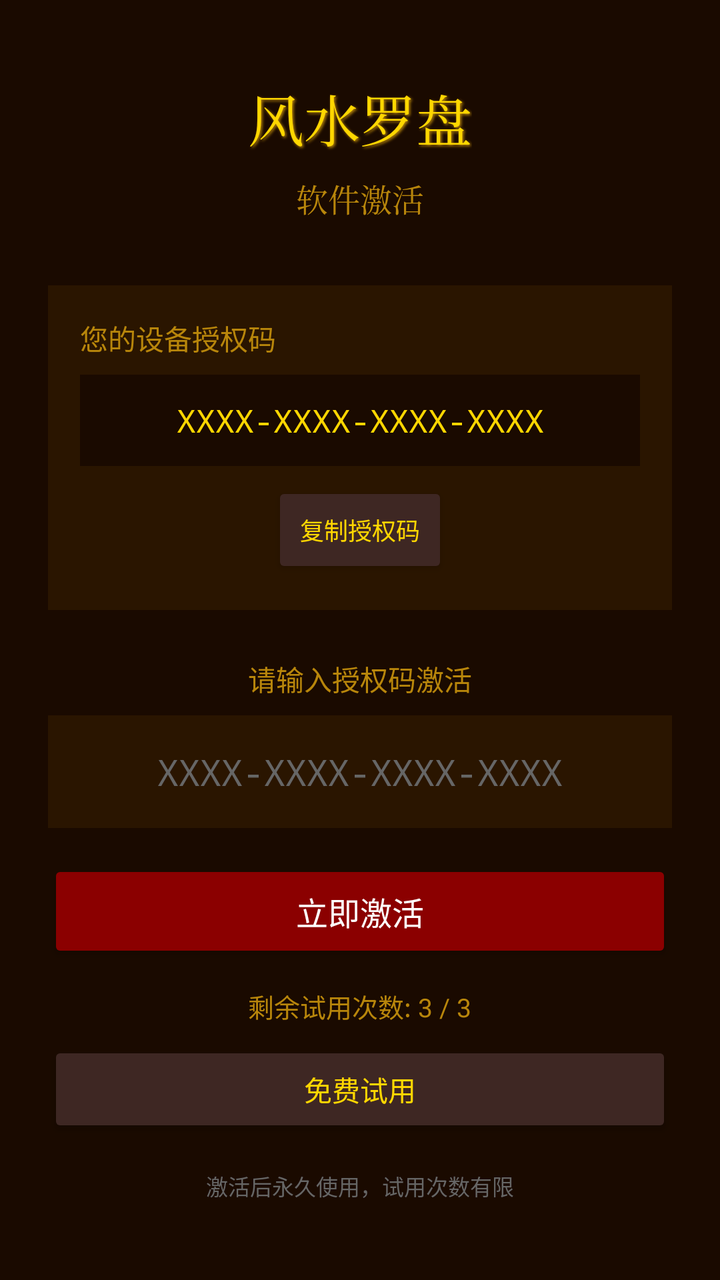
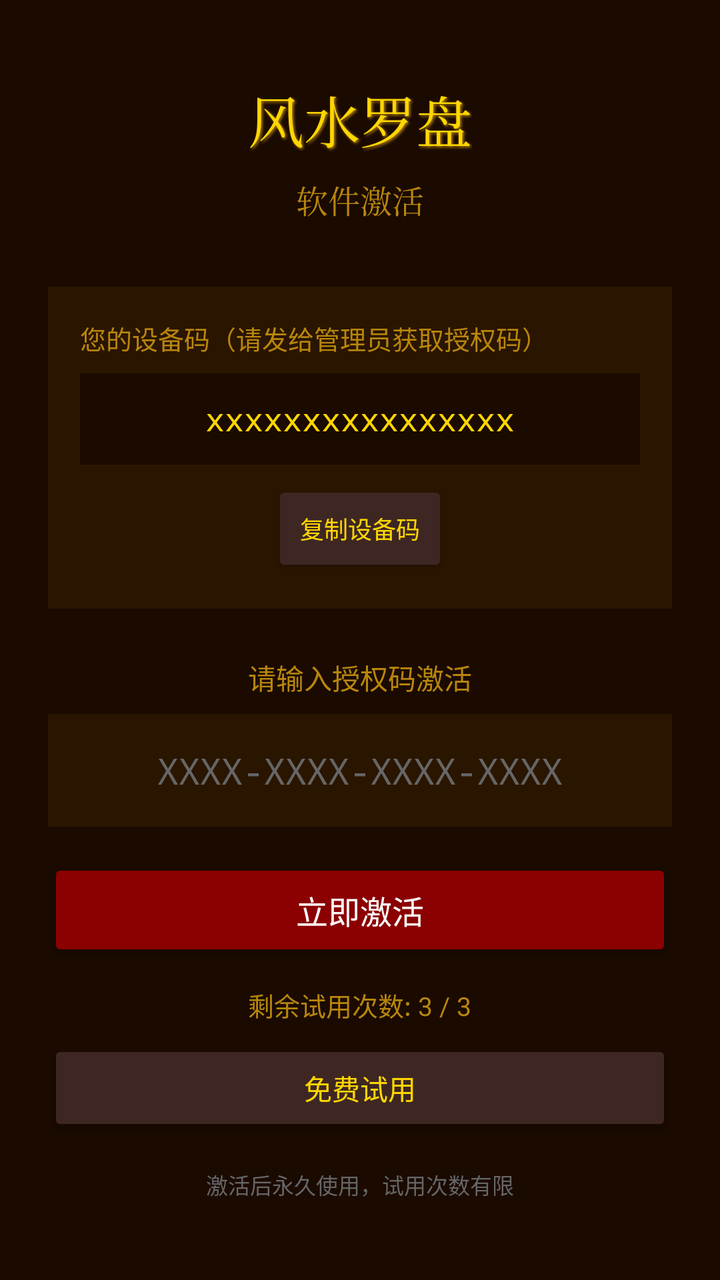

The first picture is an Android layout as it rendered before a commit; the second is the same layout after the commit. The layout source and the unified diff follow.
<!-- AndroidManifest.xml: application theme AppTheme -->
<!-- res/layout/activity_activate.xml -->
<?xml version="1.0" encoding="utf-8"?>
<LinearLayout xmlns:android="http://schemas.android.com/apk/res/android"
    android:layout_width="match_parent"
    android:layout_height="match_parent"
    android:orientation="vertical"
    android:background="@color/bgColor"
    android:gravity="center"
    android:padding="24dp">

    <TextView
        android:layout_width="wrap_content"
        android:layout_height="wrap_content"
        android:text="风水罗盘"
        android:textColor="@color/gold"
        android:textSize="28sp"
        android:fontFamily="serif"
        android:layout_marginBottom="8dp"
        android:shadowColor="@color/darkGold"
        android:shadowDx="2"
        android:shadowDy="2"
        android:shadowRadius="3" />

    <TextView
        android:layout_width="wrap_content"
        android:layout_height="wrap_content"
        android:text="软件激活"
        android:textColor="@color/darkGold"
        android:textSize="16sp"
        android:fontFamily="serif"
        android:layout_marginBottom="32dp" />

    <LinearLayout
        android:layout_width="match_parent"
        android:layout_height="wrap_content"
        android:orientation="vertical"
        android:background="#2A1500"
        android:padding="16dp"
        android:layout_marginBottom="24dp">

        <TextView
            android:layout_width="wrap_content"
            android:layout_height="wrap_content"
            android:text="您的设备授权码"
            android:textColor="@color/darkGold"
            android:textSize="14sp"
            android:layout_marginBottom="8dp" />

        <TextView
            android:id="@+id/deviceIdText"
            android:layout_width="match_parent"
            android:layout_height="wrap_content"
            android:text="XXXX-XXXX-XXXX-XXXX"
            android:textColor="@color/gold"
            android:textSize="16sp"
            android:fontFamily="monospace"
            android:gravity="center"
            android:padding="12dp"
            android:background="#1A0A00"
            android:layout_marginBottom="8dp" />

        <Button
            android:id="@+id/copyDeviceIdButton"
            android:layout_width="wrap_content"
            android:layout_height="wrap_content"
            android:text="复制授权码"
            android:textColor="@color/gold"
            android:backgroundTint="#3E2723"
            android:layout_gravity="center"
            android:textSize="12sp" />

    </LinearLayout>

    <TextView
        android:layout_width="wrap_content"
        android:layout_height="wrap_content"
        android:text="请输入授权码激活"
        android:textColor="@color/darkGold"
        android:textSize="14sp"
        android:layout_marginBottom="8dp" />

    <EditText
        android:id="@+id/licenseInput"
        android:layout_width="match_parent"
        android:layout_height="wrap_content"
        android:hint="XXXX-XXXX-XXXX-XXXX"
        android:textColor="@color/gold"
        android:textColorHint="#666666"
        android:background="#2A1500"
        android:padding="16dp"
        android:textSize="18sp"
        android:fontFamily="monospace"
        android:gravity="center"
        android:inputType="textCapCharacters|textNoSuggestions"
        android:maxLength="19"
        android:layout_marginBottom="16dp" />

    <Button
        android:id="@+id/activateButton"
        android:layout_width="match_parent"
        android:layout_height="wrap_content"
        android:text="立即激活"
        android:textColor="@color/white"
        android:backgroundTint="#8B0000"
        android:padding="14dp"
        android:textSize="16sp"
        android:layout_marginBottom="12dp" />

    <TextView
        android:id="@+id/remainingTrialsText"
        android:layout_width="wrap_content"
        android:layout_height="wrap_content"
        android:text="剩余试用次数: 3 / 3"
        android:textColor="@color/darkGold"
        android:textSize="13sp"
        android:layout_marginBottom="8dp" />

    <Button
        android:id="@+id/trialButton"
        android:layout_width="match_parent"
        android:layout_height="wrap_content"
        android:text="免费试用"
        android:textColor="@color/gold"
        android:backgroundTint="#3E2723"
        android:padding="12dp"
        android:textSize="14sp" />

    <TextView
        android:layout_width="wrap_content"
        android:layout_height="wrap_content"
        android:text="激活后永久使用，试用次数有限"
        android:textColor="#666666"
        android:textSize="11sp"
        android:layout_marginTop="16dp"
        android:gravity="center" />

</LinearLayout>
<!-- resources referenced by this layout -->
<resources>
  <color name="bgColor">#1A0A00</color>
  <color name="darkGold">#B8860B</color>
  <color name="gold">#FFD700</color>
  <color name="white">#FFFFFF</color>
  <style name="AppTheme" parent="Theme.MaterialComponents.DayNight.NoActionBar">
          <item name="colorPrimary">@color/colorPrimary</item>
          <item name="colorPrimaryDark">@color/colorPrimaryDark</item>
          <item name="colorAccent">@color/colorAccent</item>
          <item name="android:windowBackground">@color/bgColor</item>
          <item name="android:statusBarColor">@color/bgColor</item>
          <item name="android:navigationBarColor">@color/bgColor</item>
      </style>
  <color name="colorPrimary">#8B0000</color>
  <color name="colorPrimaryDark">#5C0000</color>
  <color name="colorAccent">#FFD700</color>
</resources>

<!-- the commit's change to res/layout/activity_activate.xml (unified diff, before → after) -->
@@ -40,16 +40,16 @@
         <TextView
             android:layout_width="wrap_content"
             android:layout_height="wrap_content"
-            android:text="您的设备授权码"
+            android:text="您的设备码（请发给管理员获取授权码）"
             android:textColor="@color/darkGold"
-            android:textSize="14sp"
+            android:textSize="13sp"
             android:layout_marginBottom="8dp" />
 
         <TextView
             android:id="@+id/deviceIdText"
             android:layout_width="match_parent"
             android:layout_height="wrap_content"
-            android:text="XXXX-XXXX-XXXX-XXXX"
+            android:text="xxxxxxxxxxxxxxxx"
             android:textColor="@color/gold"
             android:textSize="16sp"
             android:fontFamily="monospace"
@@ -62,7 +62,7 @@
             android:id="@+id/copyDeviceIdButton"
             android:layout_width="wrap_content"
             android:layout_height="wrap_content"
-            android:text="复制授权码"
+            android:text="复制设备码"
             android:textColor="@color/gold"
             android:backgroundTint="#3E2723"
             android:layout_gravity="center"
